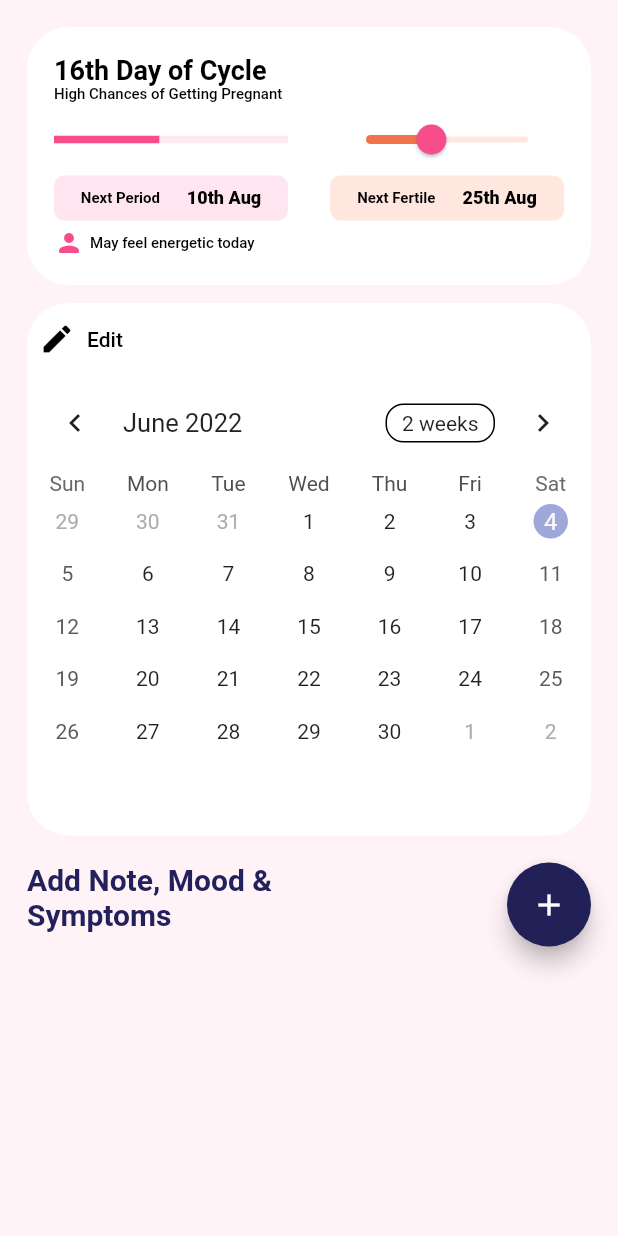
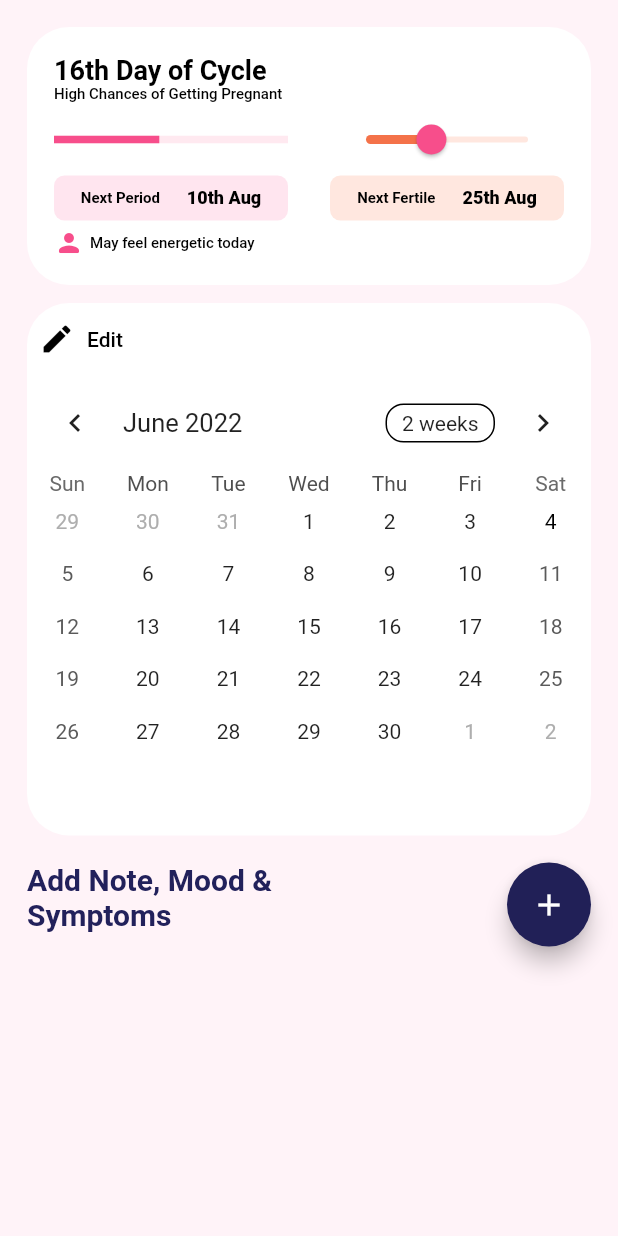
Before and after one commit to MdAsifUrRahmanAbir/chondo_flutter_project, a Flutter app: the HomePage screen opened directly, on a phone screen of 412 x 824 dp. Run offline on Flutter 3.47's test engine with Material 2 defaults, Android fonts, the phone set to English and light mode, and no system bars; drawn by our look-alikes of table_calendar; our stand-ins replace cloud_firestore, custom_rating_bar, fancy_bottom_navigation, firebase_auth, firebase_core, get and 4 more; missing offline and left inert: flutter_facebook_auth, horizontal_picker, scaffold_gradient_background; accounts and stored records are empty.

Commit message:
new work added

```diff
--- a/lib/controllers/questions_controller.dart
+++ b/lib/controllers/questions_controller.dart
@@ -1,6 +1,7 @@
+import 'package:get/get.dart';
 import 'package:shared_preferences/shared_preferences.dart';
 
-class QuestionsController{
+class QuestionsController extends GetxController{
 
   bool? b;
 
@@ -16,4 +17,13 @@ set(bool bll) async {
   pref.setBool('bl', bll);
 }
 
+
+
+  var periodLength = 5.0.obs;
+  var cycleLength = 28.0.obs;
+  var lastPeriodStartDate = DateTime.now().obs;
+
+
+
+
 }
--- a/lib/controllers/welcome_controller.dart
+++ b/lib/controllers/welcome_controller.dart
@@ -1,7 +1,6 @@
 import 'package:get/get.dart';
 
 class WelcomeController extends GetxController{
-
 
   var index = 0.obs;
 
--- a/lib/views/bottom_nav_pages/home_page.dart
+++ b/lib/views/bottom_nav_pages/home_page.dart
@@ -1,24 +1,17 @@
-import 'dart:io';
-
+import 'package:chondo_flutter_project/models/all_coltroller.dart';
 import 'package:chondo_flutter_project/widgets/my_flutter_app_icons.dart';
-import 'package:emoji_picker_flutter/emoji_picker_flutter.dart';
 import 'package:flutter/cupertino.dart';
 import 'package:flutter/material.dart';
+import 'package:get/get.dart';
 import 'package:google_fonts/google_fonts.dart';
 import 'package:table_calendar/table_calendar.dart';
 import 'package:custom_rating_bar/custom_rating_bar.dart';
 
 
-class HomePage extends StatefulWidget {
+class HomePage extends StatelessWidget {
    HomePage({Key? key}) : super(key: key);
 
-  @override
-  State<HomePage> createState() => _HomePageState();
-}
-
-class _HomePageState extends State<HomePage> {
    final TextEditingController _noteTitleController = TextEditingController();
-
    final TextEditingController _noteBodyController = TextEditingController();
 
    double _progressValue1 = 45;
@@ -27,8 +20,15 @@ class _HomePageState extends State<HomePage> {
 
    double _progressValue3 = 21;
 
+   final QuestionsController _controller = Get.put(QuestionsController());
+
+
    @override
   Widget build(BuildContext context) {
+
+     print(_controller.periodLength.value);
+     print(_controller.cycleLength.value);
+     print(_controller.lastPeriodStartDate.value);
 
 
 
@@ -90,9 +90,7 @@ class _HomePageState extends State<HomePage> {
                             divisions: 100,
                             //label: _progressValue2.round().toString(),
                             onChanged: (double value) {
-                              setState(() {
-                                //_progressValue2 = value;
-                              });
+
                             },
                           ),
 
@@ -187,39 +185,40 @@ class _HomePageState extends State<HomePage> {
                       height: 305,
                       child: TableCalendar(
 
-                        calendarStyle:  CalendarStyle(
-                          selectedDecoration: const BoxDecoration(
+                        calendarStyle:  const CalendarStyle(
+                          selectedDecoration: BoxDecoration(
                             color: Color(0xffF74E8B)
                           ),
 
-                          rangeHighlightColor: const Color(0xffFFC7DB),
+                          rangeHighlightColor: Color(0xffFFC7DB),
 
-                          withinRangeDecoration:  const BoxDecoration(
+                          withinRangeDecoration:  BoxDecoration(
                               color: Color(0xffFFC7DB),
                           ),
 
 
                           rangeStartDecoration:  BoxDecoration(
-                              color: const Color(0xffF74E8B),
-                            borderRadius: BorderRadius.circular(20)
+                              color: Color(0xffF74E8B),
+                              shape: BoxShape.circle
                           ),
 
                           rangeEndDecoration:  BoxDecoration(
-                              color: const Color(0xffF74E8B),
-                              borderRadius: BorderRadius.circular(20)
+                              color: Color(0xffF74E8B),
+                              shape: BoxShape.circle
+                          ),
+                          todayDecoration: BoxDecoration(
+                            color: Colors.white,
                           ),
 
-
-
-
+                          todayTextStyle: TextStyle(color: Colors.black),
 
                         ),
 
-                        firstDay: DateTime.now().add( const Duration(days: -10)),
+                        firstDay: DateTime.now().add( const Duration(days: -30)),
                         lastDay: DateTime.now().add(const Duration(days: 30)),
                         rowHeight: 35,
-                        rangeStartDay: DateTime.now(),
-                        rangeEndDay: DateTime.now().add(const Duration(days: 8)),
+                        rangeStartDay: _controller.lastPeriodStartDate.value,
+                        rangeEndDay: _controller.lastPeriodStartDate.value.add( Duration(days: _controller.periodLength.value.toInt())),
                         focusedDay: DateTime.now(),
 
                       ),
--- a/lib/views/questions/lang_page.dart
+++ b/lib/views/questions/lang_page.dart
@@ -1,6 +1,4 @@
-import 'package:chondo_flutter_project/controllers/questions_controller.dart';
 import 'package:chondo_flutter_project/models/all_views.dart';
-import 'package:flutter/cupertino.dart';
 import 'package:flutter/material.dart';
 import 'package:get/get.dart';
 import 'package:google_fonts/google_fonts.dart';
--- a/lib/views/questions/question4.dart
+++ b/lib/views/questions/question4.dart
@@ -47,6 +47,7 @@ class _Question4State extends State<Question4> {
   }
 
   goToBottom(BuildContext context) async{
+
     await Future.delayed(const Duration(seconds: 3));
     con.set(true);
     Navigator.pushReplacement(context, MaterialPageRoute(builder: (context)=> BottomNav()));
```
Also changed, not shown: lib/views/questions/question1.dart (+12 -24 lines), lib/views/questions/question2.dart (+12 -26 lines), lib/views/questions/question3.dart (+23 -27 lines).
